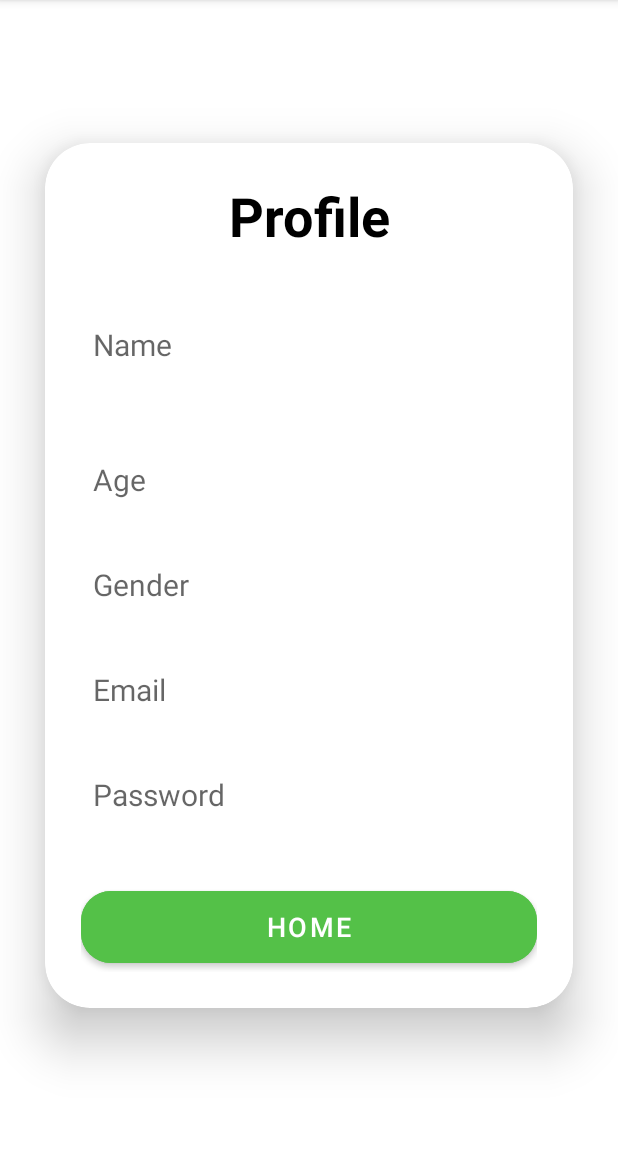
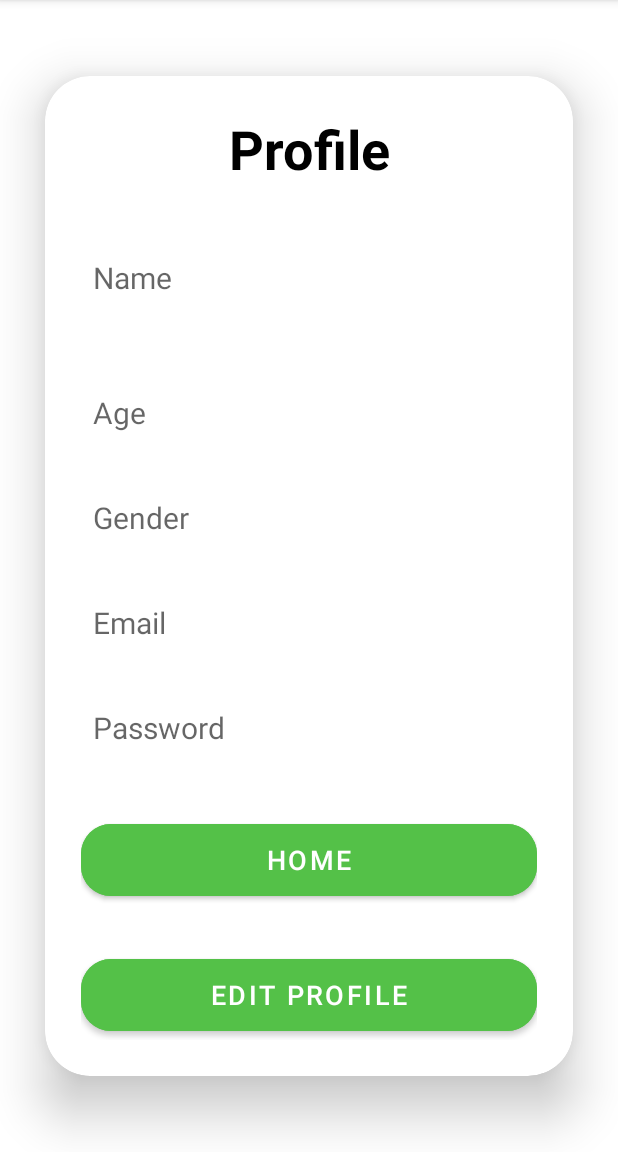
Before and after one commit to Efeighery/MedsUpApp, an Android app: the Profile screen opened directly, with no data from a screen before it, on a phone screen of 412 x 824 dp, the part 84-1236 px from its top. Run offline under Robolectric (Android 15) with nearby library versions, the phone set to English and light mode, and no system bars; our stand-ins replace Firebase (no records; nobody signed in at launch, a user with empty details on screens opened directly).

Commit message:
Added link to EditProfile

```diff
--- a/app/src/main/java/com/example/medsupapp/Profile.java
+++ b/app/src/main/java/com/example/medsupapp/Profile.java
@@ -48,7 +48,7 @@ public class Profile extends AppCompatActivity {
     private String userID;
 
     // This button will be used to bring the user from the profile page to the home page
-    private Button home;
+    private Button home, editBtn;
 
     @Override
     protected void onCreate(Bundle savedInstanceState) {
@@ -57,12 +57,20 @@ public class Profile extends AppCompatActivity {
 
         // The home page button is declared and initialised with its XML ID
         home = (Button) findViewById(R.id.homeBtn);
+        editBtn = (Button) findViewById(R.id.editProfile);
 
         // See comment in line 48 for more information
         home.setOnClickListener(new View.OnClickListener() {
             @Override
             public void onClick(View v) {
                 startActivity(new Intent(Profile.this, MainActivity.class));
+            }
+        });
+
+        editBtn.setOnClickListener(new View.OnClickListener() {
+            @Override
+            public void onClick(View v) {
+                startActivity(new Intent(Profile.this, EditProfile.class));
             }
         });
 
--- a/app/src/main/res/layout/activity_profile.xml
+++ b/app/src/main/res/layout/activity_profile.xml
@@ -87,6 +87,15 @@
                 android:layout_marginTop="30dp"
                 android:backgroundTint="#54C148"
                 app:cornerRadius = "20dp"/>
+            <Button
+                android:layout_width="match_parent"
+                android:layout_height="60dp"
+                android:text="Edit Profile"
+                android:id="@+id/editProfile"
+                android:textSize="18sp"
+                android:layout_marginTop="30dp"
+                android:backgroundTint="#54C148"
+                app:cornerRadius = "20dp"/>
         </LinearLayout>
     </androidx.cardview.widget.CardView>
 </LinearLayout>
```
Also changed, not shown: app/src/main/java/com/example/medsupapp/AddReminder.java (+10 -0 lines).
